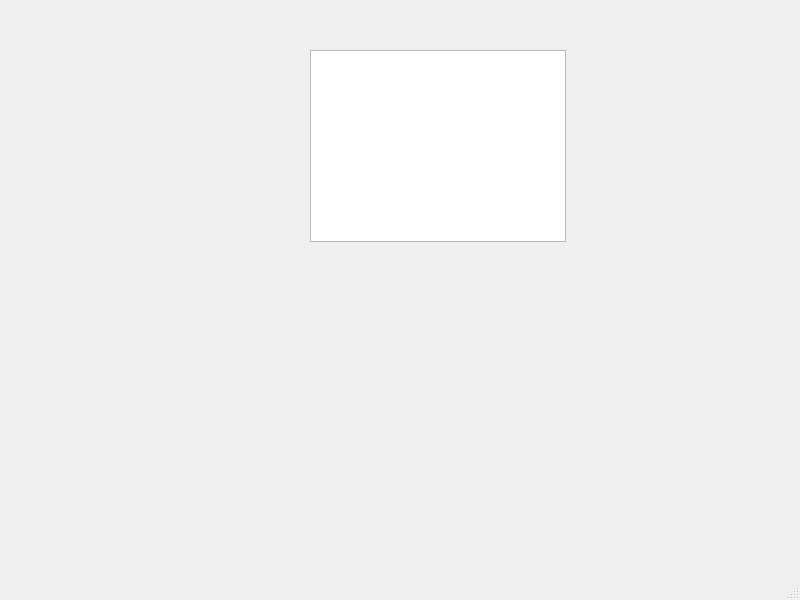
Above: Source/mainwindow.ui from Pitchiu/polygons-editor before the change. Below: the same form after it.
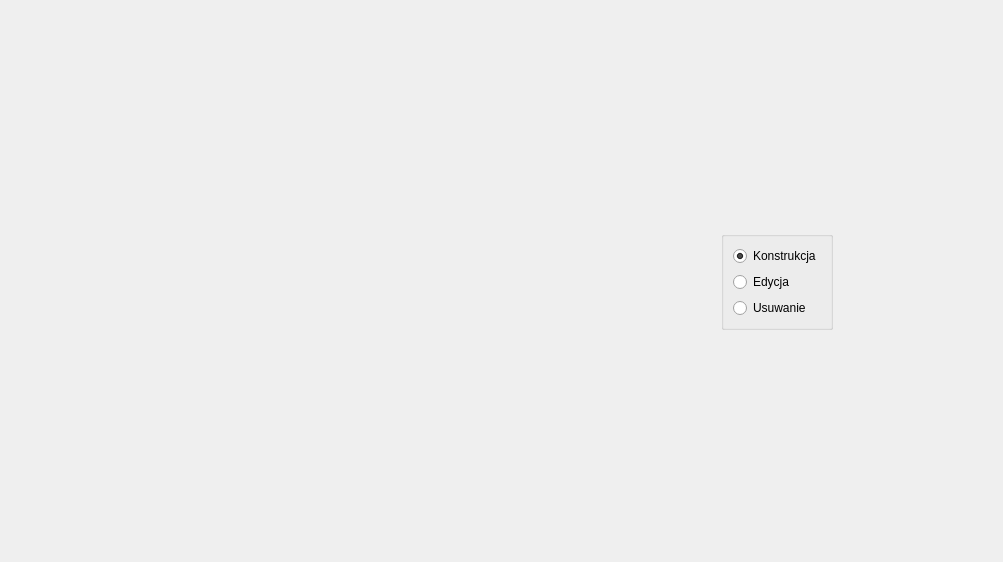
That is the form after the change.

Diff of the .ui file:
```diff
--- a/Source/mainwindow.ui
+++ b/Source/mainwindow.ui
@@ -6,36 +6,99 @@
    <rect>
     <x>0</x>
     <y>0</y>
-    <width>800</width>
-    <height>600</height>
+    <width>1003</width>
+    <height>562</height>
    </rect>
   </property>
   <property name="windowTitle">
    <string>MainWindow</string>
   </property>
   <widget class="QWidget" name="centralwidget">
-   <widget class="QGraphicsView" name="graphicsView">
-    <property name="geometry">
-     <rect>
-      <x>310</x>
-      <y>50</y>
-      <width>256</width>
-      <height>192</height>
-     </rect>
-    </property>
-   </widget>
+   <layout class="QHBoxLayout" name="horizontalLayout">
+    <item>
+     <widget class="QWidget" name="drawArea" native="true">
+      <property name="sizePolicy">
+       <sizepolicy hsizetype="Expanding" vsizetype="Expanding">
+        <horstretch>0</horstretch>
+        <verstretch>0</verstretch>
+       </sizepolicy>
+      </property>
+      <property name="minimumSize">
+       <size>
+        <width>0</width>
+        <height>0</height>
+       </size>
+      </property>
+      <property name="maximumSize">
+       <size>
+        <width>388</width>
+        <height>16777215</height>
+       </size>
+      </property>
+      <property name="layoutDirection">
+       <enum>Qt::RightToLeft</enum>
+      </property>
+     </widget>
+    </item>
+    <item>
+     <widget class="QGroupBox" name="menu">
+      <property name="sizePolicy">
+       <sizepolicy hsizetype="Fixed" vsizetype="Fixed">
+        <horstretch>0</horstretch>
+        <verstretch>0</verstretch>
+       </sizepolicy>
+      </property>
+      <property name="minimumSize">
+       <size>
+        <width>0</width>
+        <height>0</height>
+       </size>
+      </property>
+      <property name="layoutDirection">
+       <enum>Qt::LeftToRight</enum>
+      </property>
+      <property name="title">
+       <string/>
+      </property>
+      <property name="alignment">
+       <set>Qt::AlignRight|Qt::AlignTrailing|Qt::AlignVCenter</set>
+      </property>
+      <property name="flat">
+       <bool>false</bool>
+      </property>
+      <layout class="QVBoxLayout">
+       <property name="sizeConstraint">
+        <enum>QLayout::SetDefaultConstraint</enum>
+       </property>
+       <item>
+        <widget class="QRadioButton" name="radioButton">
+         <property name="text">
+          <string>Konstrukcja</string>
+         </property>
+         <property name="checked">
+          <bool>true</bool>
+         </property>
+        </widget>
+       </item>
+       <item>
+        <widget class="QRadioButton" name="radioButton_2">
+         <property name="text">
+          <string>Edycja</string>
+         </property>
+        </widget>
+       </item>
+       <item>
+        <widget class="QRadioButton" name="radioButton_3">
+         <property name="text">
+          <string>Usuwanie</string>
+         </property>
+        </widget>
+       </item>
+      </layout>
+     </widget>
+    </item>
+   </layout>
   </widget>
-  <widget class="QMenuBar" name="menubar">
-   <property name="geometry">
-    <rect>
-     <x>0</x>
-     <y>0</y>
-     <width>800</width>
-     <height>22</height>
-    </rect>
-   </property>
-  </widget>
-  <widget class="QStatusBar" name="statusbar"/>
  </widget>
  <resources/>
  <connections/>
```
